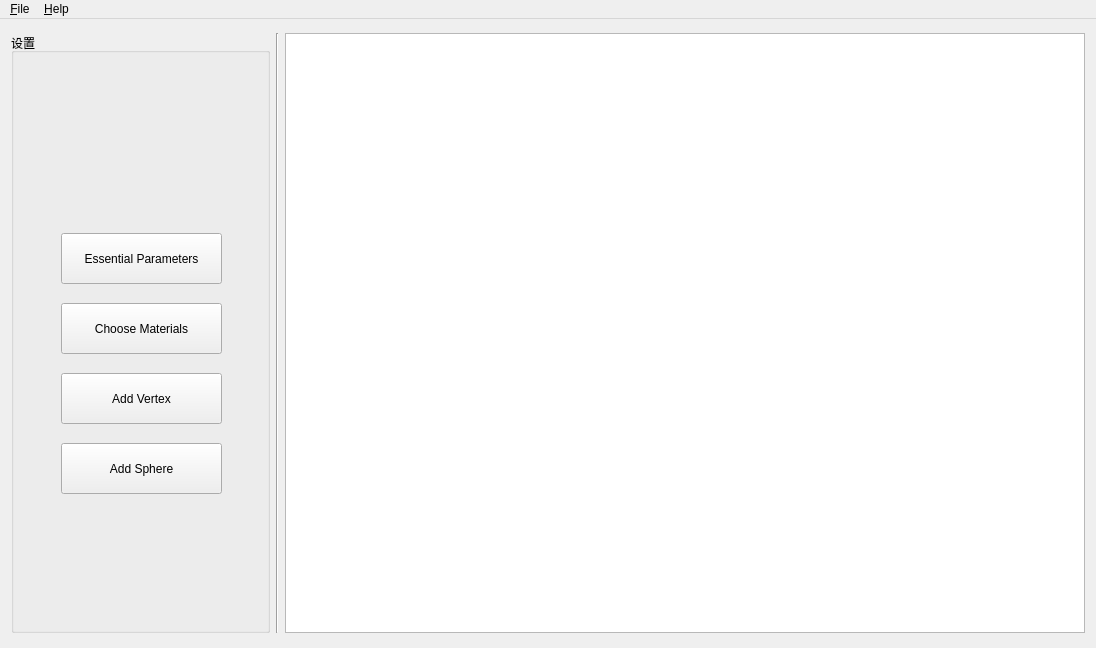
This is SomePhysEngin/someenginmainwindow.ui in SomeTeam-SE2015/SomePhysEngin as Qt 5 draws it before an edit. The edited form follows.
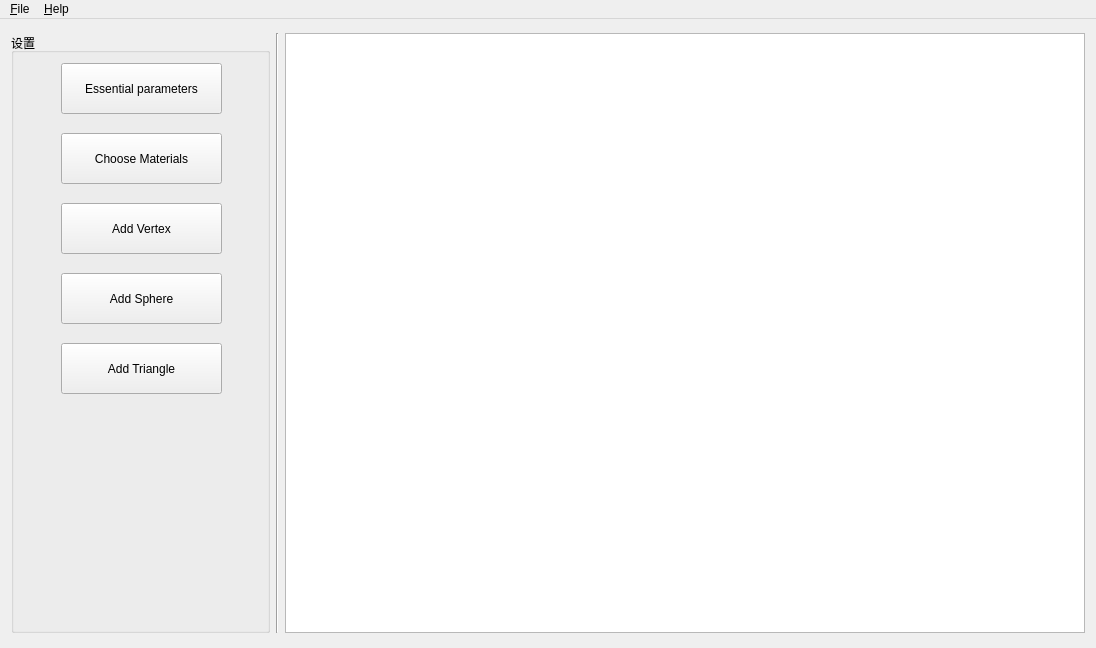
This is the edited form. Custom widgets are drawn as their Qt base class.

```diff
--- a/SomePhysEngin/someenginmainwindow.ui
+++ b/SomePhysEngin/someenginmainwindow.ui
@@ -26,20 +26,20 @@
          <property name="geometry">
           <rect>
            <x>50</x>
-           <y>200</y>
+           <y>30</y>
            <width>161</width>
            <height>51</height>
           </rect>
          </property>
          <property name="text">
-          <string>Essential Parameters</string>
+          <string>Essential parameters</string>
          </property>
         </widget>
         <widget class="QPushButton" name="pushButton_2">
          <property name="geometry">
           <rect>
            <x>50</x>
-           <y>270</y>
+           <y>100</y>
            <width>161</width>
            <height>51</height>
           </rect>
@@ -52,7 +52,7 @@
          <property name="geometry">
           <rect>
            <x>50</x>
-           <y>340</y>
+           <y>170</y>
            <width>161</width>
            <height>51</height>
           </rect>
@@ -65,7 +65,7 @@
          <property name="geometry">
           <rect>
            <x>50</x>
-           <y>410</y>
+           <y>240</y>
            <width>161</width>
            <height>51</height>
           </rect>
@@ -74,6 +74,19 @@
           <string>Add Sphere</string>
          </property>
         </widget>
+        <widget class="QPushButton" name="pushButton_5">
+         <property name="geometry">
+          <rect>
+           <x>50</x>
+           <y>310</y>
+           <width>161</width>
+           <height>51</height>
+          </rect>
+         </property>
+         <property name="text">
+          <string>Add Triangle</string>
+         </property>
+        </widget>
        </widget>
       </item>
       <item>
```
